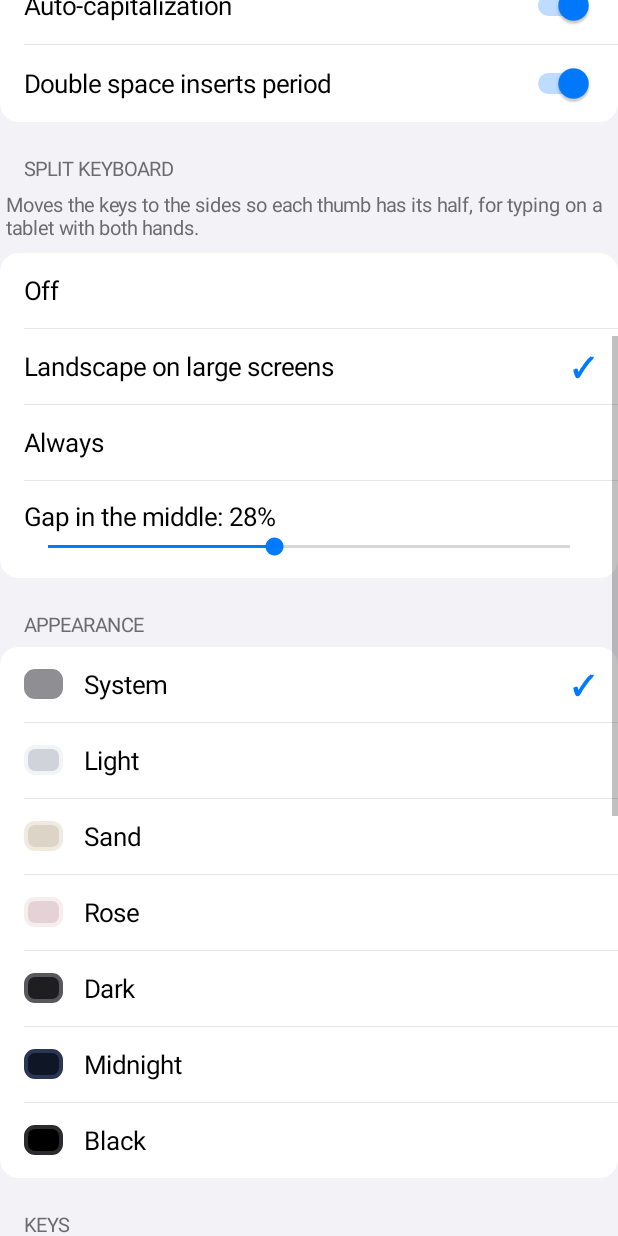
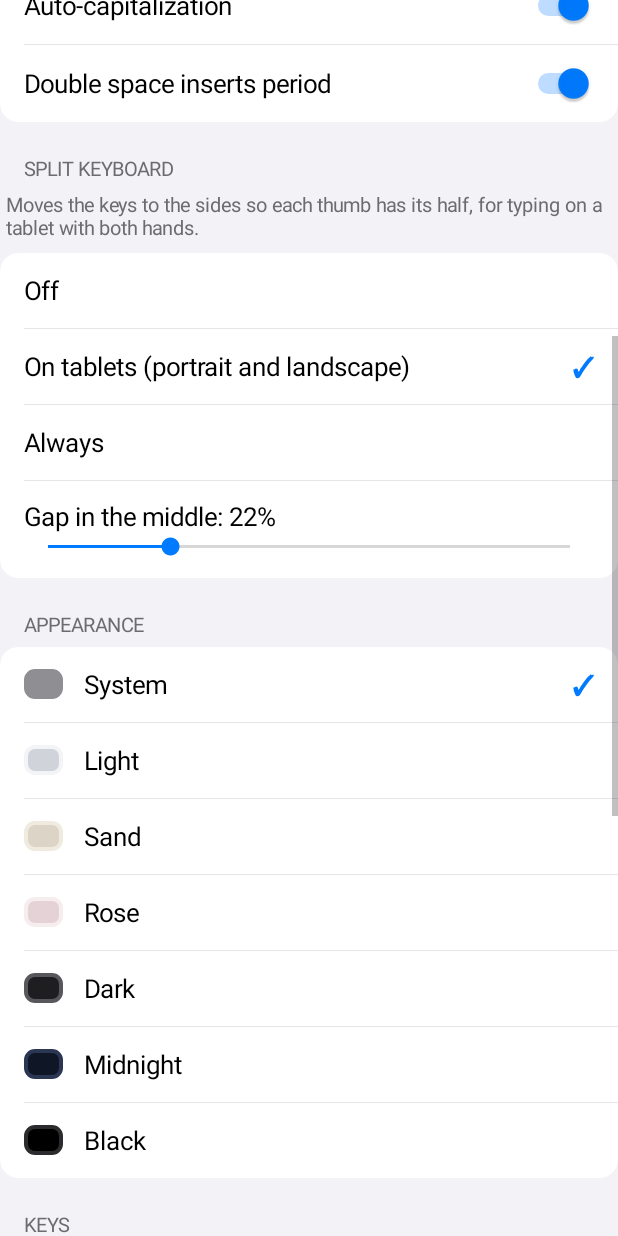
Before and after one commit to gvegagato-prog/Teclado, an Android app: the screen it shows after launch (SettingsActivity), scrolled down 576 dp, on a phone screen of 412 x 824 dp. Run offline under Robolectric (Android 15) with nearby library versions, the phone set to English and light mode, and no system bars.

Commit message:
Teclado dividido también en vertical en tablets; teclas algo más altas
Co-Authored-By: Claude Sonnet 5.5 <noreply@anthropic.com>
Claude-Session: https://claude.ai/code/session_01Q4uywhLYhX9afGnYFRTzWF

```diff
--- a/app/build.gradle.kts
+++ b/app/build.gradle.kts
@@ -18,8 +18,8 @@ android {
         applicationId = "app.teclado"
         minSdk = 26
         targetSdk = 36
-        versionCode = 3
-        versionName = "1.1"
+        versionCode = 4
+        versionName = "1.2"
     }
 
     signingConfigs {
--- a/app/src/main/java/app/teclado/KeyboardView.kt
+++ b/app/src/main/java/app/teclado/KeyboardView.kt
@@ -108,7 +108,7 @@ class KeyboardView(context: Context) : View(context) {
         val dm = resources.displayMetrics
         val wDp = widthPx / dm.density
         val hDp = dm.heightPixels / dm.density
-        val base = (wDp * 0.072f).coerceIn(44f, 60f)
+        val base = (wDp * 0.085f).coerceIn(44f, 60f)
         val byScreen = hDp * 0.085f
         return dp(min(base, byScreen) * heightPercent / 100f)
     }
--- a/app/src/main/java/app/teclado/Prefs.kt
+++ b/app/src/main/java/app/teclado/Prefs.kt
@@ -41,14 +41,14 @@ class Prefs(context: Context) {
         get() = sp.getString("theme", "system") ?: "system"
         set(v) = sp.edit().putString("theme", v).apply()
 
-    /** "off", "landscape" (solo pantallas grandes en horizontal) o "always". */
+    /** "off", "tablet" (pantallas grandes, vertical y horizontal) o "always". */
     var splitMode: String
-        get() = sp.getString("splitMode", "landscape") ?: "landscape"
+        get() = (sp.getString("splitMode", "tablet") ?: "tablet").let { if (it == "landscape") "tablet" else it }
         set(v) = sp.edit().putString("splitMode", v).apply()
 
     /** Hueco central del teclado dividido, en % del ancho: 15..45. */
     var splitGap: Int
-        get() = sp.getInt("splitGap", 28)
+        get() = sp.getInt("splitGap", 22)
         set(v) = sp.edit().putInt("splitGap", v.coerceIn(15, 45)).apply()
 
     /** Margen inferior en dp; 0 = automático. */
--- a/app/src/main/java/app/teclado/SettingsActivity.kt
+++ b/app/src/main/java/app/teclado/SettingsActivity.kt
@@ -296,7 +296,7 @@ class SettingsActivity : Activity() {
     }
 
     private fun splitRows(box: LinearLayout) {
-        val opts = listOf("off" to R.string.split_off, "landscape" to R.string.split_landscape, "always" to R.string.split_always)
+        val opts = listOf("off" to R.string.split_off, "tablet" to R.string.split_tablet, "always" to R.string.split_always)
         val marks = HashMap<String, TextView>()
         fun paint() = marks.forEach { (k, v) -> v.text = if (prefs.splitMode == k) "✓" else "" }
         opts.forEachIndexed { i, (key, label) ->
--- a/app/src/main/res/values/strings.xml
+++ b/app/src/main/res/values/strings.xml
@@ -46,7 +46,7 @@
     <string name="sec_split">Split keyboard</string>
     <string name="split_hint">Moves the keys to the sides so each thumb has its half, for typing on a tablet with both hands.</string>
     <string name="split_off">Off</string>
-    <string name="split_landscape">Landscape on large screens</string>
+    <string name="split_tablet">On tablets (portrait and landscape)</string>
     <string name="split_always">Always</string>
     <string name="split_gap">Gap in the middle: %1$d%%</string>
     <string name="opt_height">Key height: %1$d%%</string>
```
Also changed, not shown: app/src/main/java/app/teclado/TecladoService.kt (+4 -3 lines), 4 other files.
